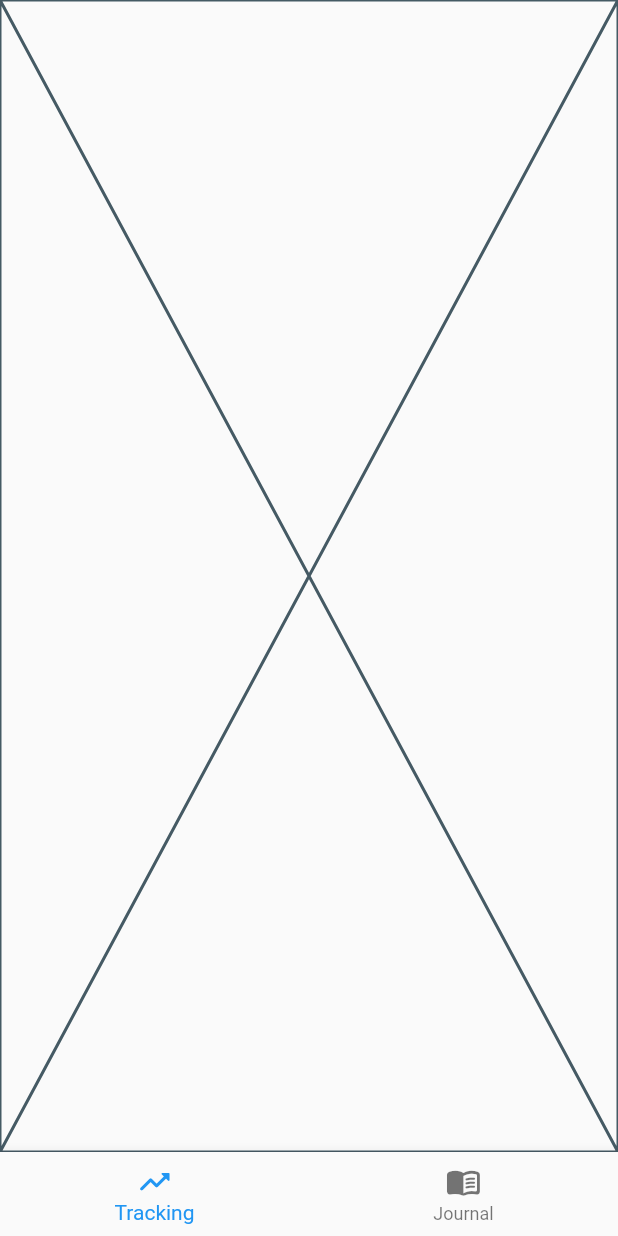
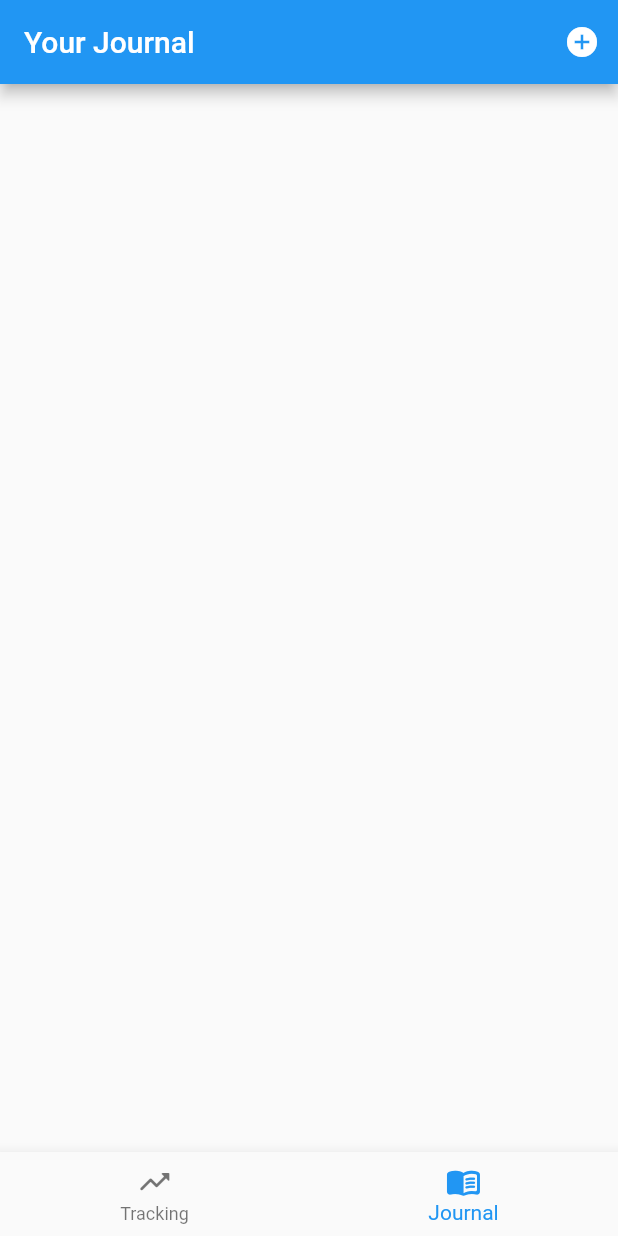
Before and after one commit to philippkolbe/digital_journal, a Flutter app: the screen it shows once a user with an empty profile is signed in, on a phone screen of 412 x 824 dp. Run offline on Flutter 3.47's test engine with Material 2 defaults, Android fonts, the phone set to English and light mode, and no system bars; our stand-ins replace cloud_firestore, firebase_auth, firebase_core, flutter_chat_types, flutter_chat_ui, flutter_dotenv and 2 more; accounts and stored records are empty; network calls fail.

Commit message:
fix: added scaffolds for seperate pages

```diff
--- a/app/lib/views/journal/journal_page.dart
+++ b/app/lib/views/journal/journal_page.dart
@@ -21,9 +21,8 @@ class JournalPage extends ConsumerWidget {
     return AsyncWidget(
       asyncValue: asyncJournalState,
       buildWidget: (journalState) {
-        return Column(
-          children: [
-            AppBar(
+        return Scaffold(
+          appBar: AppBar(
             title: const Text('Your Journal'),
             actions: [
               IconButton(
@@ -37,8 +36,7 @@ class JournalPage extends ConsumerWidget {
             ]
           ),
           // TODO: Search bar or filter options can be added here
-            Expanded(
-              child: ListView.builder(
+          body: ListView.builder(
             itemCount: journalState.length,
             itemBuilder: (context, index) {
               final journalEntry = journalState[index];
@@ -49,8 +47,6 @@ class JournalPage extends ConsumerWidget {
               );
             },
           ),
-            ),
-          ],
         );
       },
       onRetryAfterError: () => journalController.loadJournalEntries(),
--- a/app/lib/views/navigation_view.dart
+++ b/app/lib/views/navigation_view.dart
@@ -10,7 +10,7 @@ class NavigationView extends StatefulWidget {
 }
 
 class _NavigationViewState extends State<NavigationView> {
-  int _currentIndex = 0;
+  int _currentIndex = 1;
 
   final List<Widget> _pages = [
     const TrackingPage(),
--- a/app/lib/views/tracking/tracking_page.dart
+++ b/app/lib/views/tracking/tracking_page.dart
@@ -1,10 +1,18 @@
+import 'package:app/common/async_widget.dart';
 import 'package:flutter/material.dart';
+import 'package:flutter_riverpod/flutter_riverpod.dart';
 
-class TrackingPage extends StatelessWidget {
+class TrackingPage extends ConsumerWidget {
   const TrackingPage({super.key});
 
   @override
-  Widget build(BuildContext context) {
-    return const Placeholder();
+  Widget build(BuildContext context, WidgetRef ref) {
+
+    return Scaffold(
+      appBar: AppBar(
+        title: const Text('test'),
+      ),
+      body: const Column(),
+    );
   }
 }
```
Lines whose indentation alone changed are shown as unchanged.
